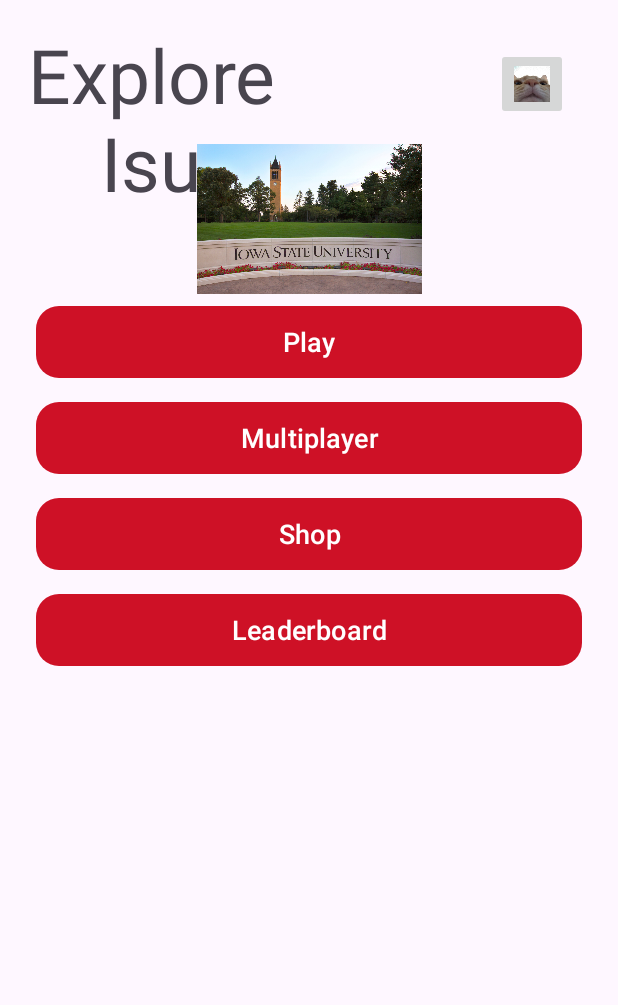
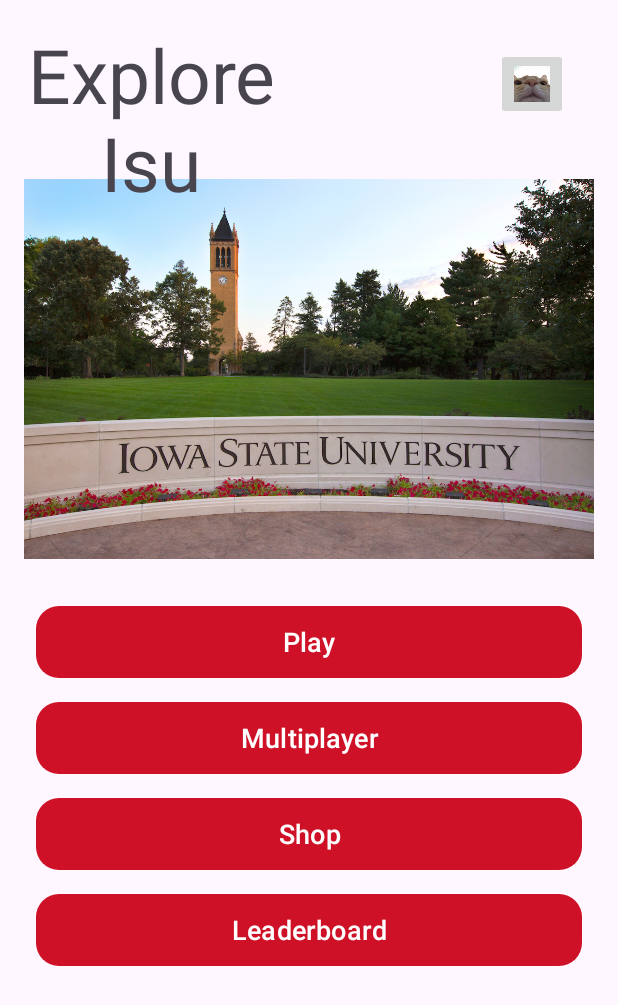
Before and after one commit to noahgoche/isugeoguessr, an Android app: the layout activity_home.xml on its own in the app's theme, with its tools: preview values and no code run, on a phone screen of 412 x 824 dp. Shown: the top 1005 px of the screen. Run offline under Robolectric (Android 15) with nearby library versions, the phone set to English and light mode, and no system bars.

Commit message:
front page edits

```diff
--- a/Frontend/app/src/main/res/layout/activity_home.xml
+++ b/Frontend/app/src/main/res/layout/activity_home.xml
@@ -23,7 +23,7 @@
     <ImageView
         android:id="@+id/logo_image"
         android:layout_width="wrap_content"
-        android:layout_height="100dp"
+        android:layout_height="300dp"
         android:layout_below="@id/user_profile_button"
         android:layout_centerHorizontal="true"
         android:layout_marginTop="16dp"
```
